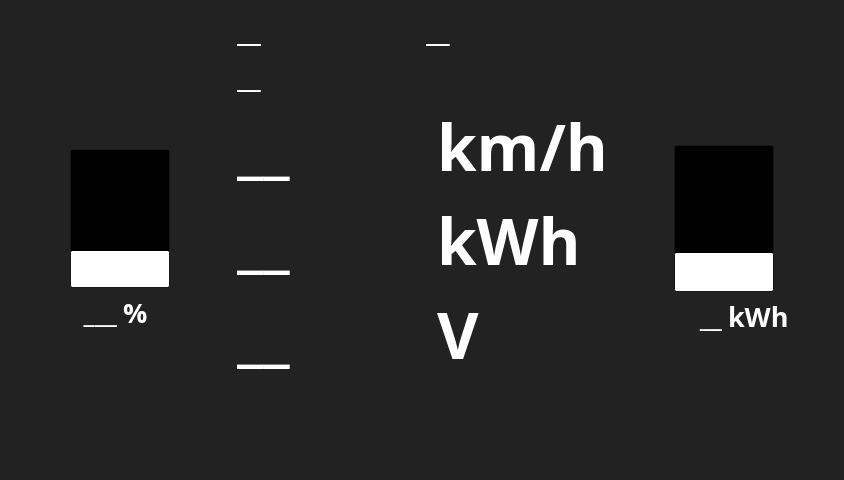
Old version of the form src/mainwindow.ui in the repository FSLART/volante_alpha_qt.
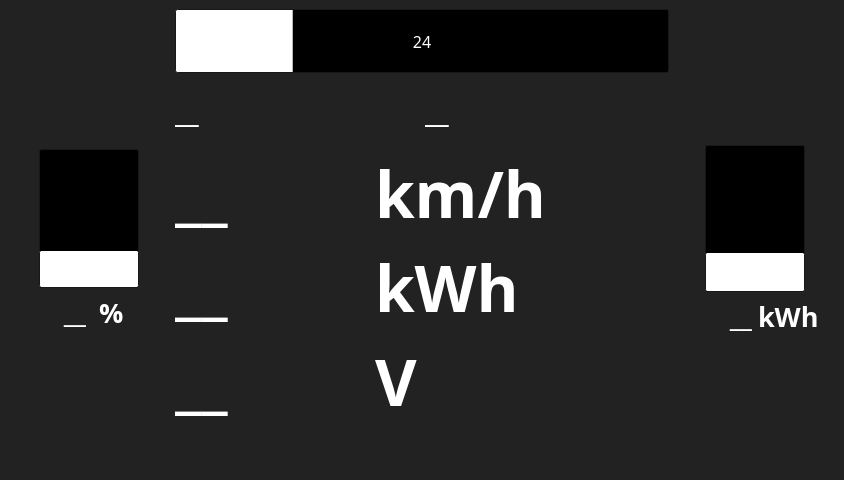
New version of the form. Icons and pictures are not drawn. Custom widgets are drawn as their Qt base class.

```diff
--- a/src/mainwindow.ui
+++ b/src/mainwindow.ui
@@ -382,7 +382,7 @@
            </font>
           </property>
           <property name="text">
-           <string>___</string>
+           <string>__</string>
           </property>
           <property name="alignment">
            <set>Qt::AlignmentFlag::AlignRight|Qt::AlignmentFlag::AlignTrailing|Qt::AlignmentFlag::AlignVCenter</set>
@@ -399,7 +399,7 @@
            </font>
           </property>
           <property name="text">
-           <string>%</string>
+           <string> %</string>
           </property>
          </widget>
         </item>
@@ -425,38 +425,26 @@
     </item>
     <item row="0" column="1">
      <layout class="QVBoxLayout" name="verticalLayout_3">
+      <item>
+       <widget class="QProgressBar" name="progressBar">
+        <property name="minimumSize">
+         <size>
+          <width>100</width>
+          <height>64</height>
+         </size>
+        </property>
+        <property name="value">
+         <number>24</number>
+        </property>
+        <property name="format">
+         <string>%p</string>
+        </property>
+       </widget>
+      </item>
       <item>
        <layout class="QVBoxLayout" name="verticalLayout_4" stretch="0,0,0">
         <item>
          <layout class="QGridLayout" name="lap_layout">
-          <item row="1" column="0">
-           <widget class="QLabel" name="IgnitionTime_label">
-            <property name="font">
-             <font>
-              <family>Fira Mono</family>
-              <pointsize>22</pointsize>
-              <bold>true</bold>
-             </font>
-            </property>
-            <property name="text">
-             <string>__</string>
-            </property>
-           </widget>
-          </item>
-          <item row="2" column="0">
-           <widget class="FLabel" name="LapCount_label">
-            <property name="font">
-             <font>
-              <family>Fira Mono</family>
-              <pointsize>22</pointsize>
-              <bold>true</bold>
-             </font>
-            </property>
-            <property name="text">
-             <string>__</string>
-            </property>
-           </widget>
-          </item>
           <item row="1" column="1">
            <widget class="QLabel" name="DiffBestLap_label">
             <property name="font">
@@ -472,7 +460,13 @@
            </widget>
           </item>
           <item row="1" column="0">
-           <widget class="QLabel" name="AbsoluteTime_Label">
+           <widget class="QLabel" name="TempAcc_Label">
+            <property name="minimumSize">
+             <size>
+              <width>100</width>
+              <height>64</height>
+             </size>
+            </property>
             <property name="font">
              <font>
               <family>Fira Mono</family>
```
Left out of the diff: 2 changed lines with no effect on the pictures.
